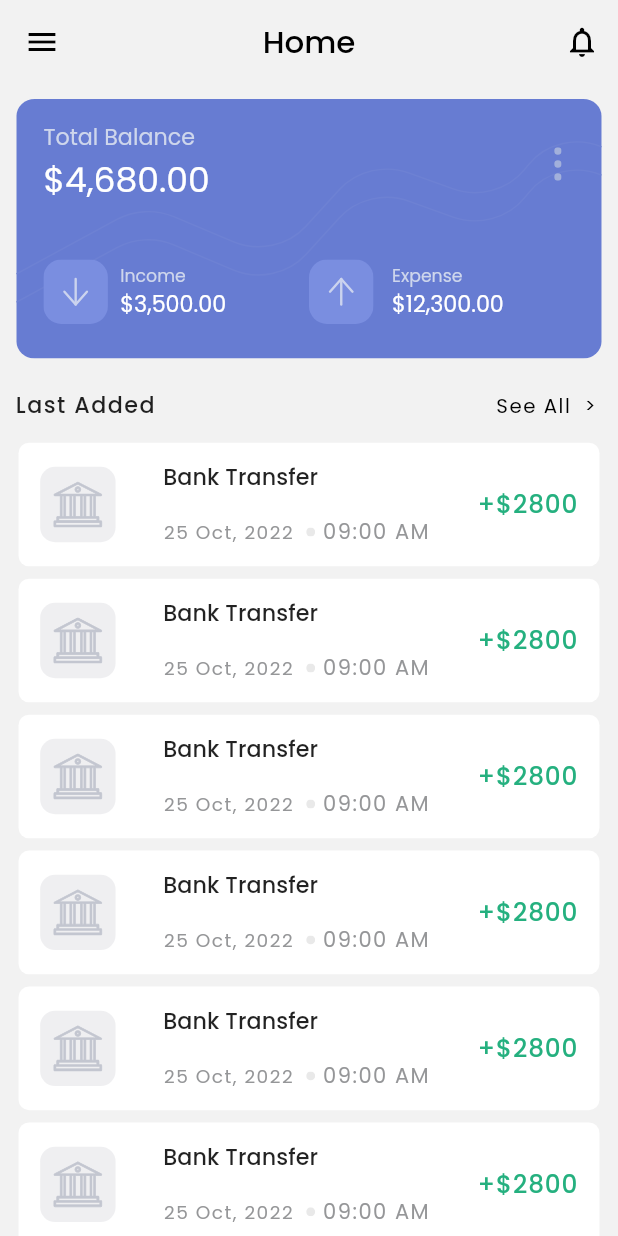
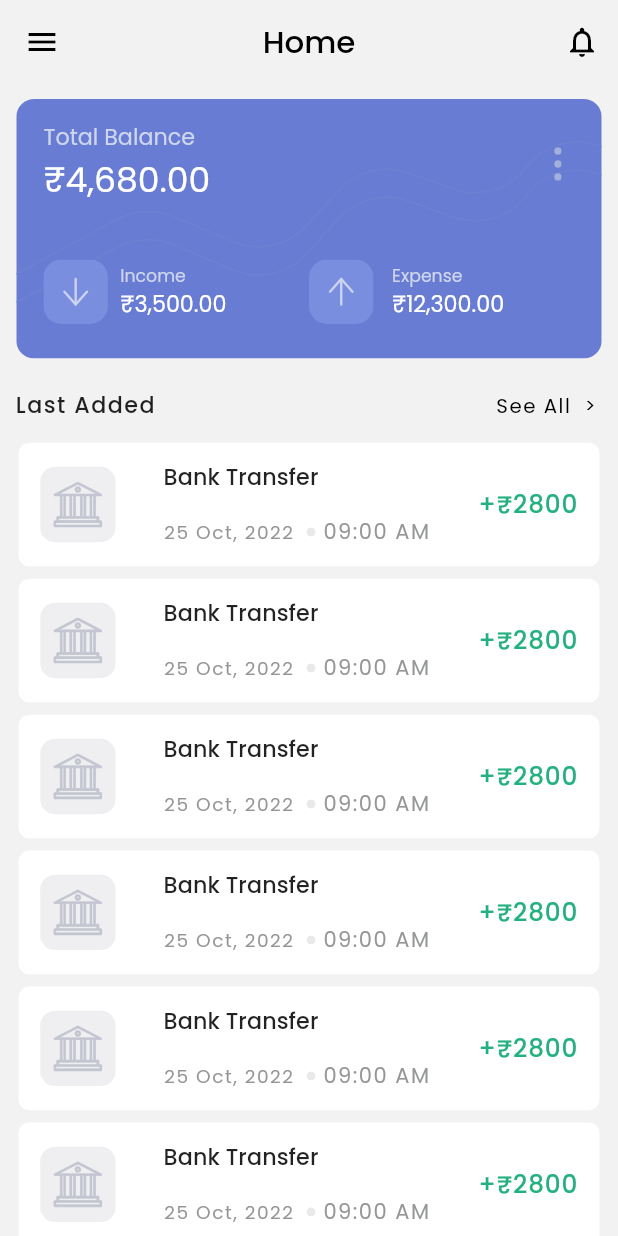
Before and after one commit to sweta-feeltech/General-Expense-App, a Flutter app: the HomeScreen screen opened directly, on a phone screen of 412 x 824 dp. Run offline on Flutter 3.47's test engine with Material 2 defaults, Android fonts, the phone set to English and light mode, and no system bars; our stand-ins replace accordion, cloud_firestore, date_time_picker, file_picker, firebase_auth, flutter_bloc and 9 more; accounts and stored records are empty; network calls fail; project files that could hold a hidden picture were left out.

Commit message:
26-5-23 rupee symbol change in UI

```diff
--- a/lib/pages/Dashboard/expense_screen.dart
+++ b/lib/pages/Dashboard/expense_screen.dart
@@ -113,7 +113,7 @@ class _ExpenseScreenState extends State<ExpenseScreen> {
                             ),
                             ),
                             SizedBox(height: main_Height * 0.01,),
-                            Text("\$7,750.00",
+                            Text("\u20B97,750.00",
                             maxLines: 1,
                             overflow: TextOverflow.ellipsis,
                             style: TextStyle(
@@ -159,7 +159,7 @@ class _ExpenseScreenState extends State<ExpenseScreen> {
                             SizedBox(
                               height: main_Height * 0.01,
                             ),
-                            Text("\$4,390.00",
+                            Text("\u20B94,390.00",
                               maxLines: 1,
                               overflow: TextOverflow.ellipsis,
                             style: TextStyle(
--- a/lib/pages/Dashboard/home_screen.dart
+++ b/lib/pages/Dashboard/home_screen.dart
@@ -142,7 +142,7 @@ class _HomeScreenState extends State<HomeScreen> {
                                   ),
                                 ),
                                 Text(
-                                  "\$4,680.00 ",
+                                  "\u20B94,680.00 ",
                                   overflow: TextOverflow.ellipsis,
                                   style: TextStyle(
                                     color: Colors.white,
@@ -192,7 +192,7 @@ class _HomeScreenState extends State<HomeScreen> {
                                           ),
                                         ),
                                         Text(
-                                          "\$3,500.00",
+                                          "\u20B93,500.00",
                                           maxLines: 1,
                                           overflow: TextOverflow.ellipsis,
                                           style: TextStyle(
@@ -231,7 +231,7 @@ class _HomeScreenState extends State<HomeScreen> {
                                           ),
                                         ),
                                         Text(
-                                          "\$12,300.00",
+                                          "\u20B912,300.00",
                                           maxLines: 1,
                                           overflow: TextOverflow.ellipsis,
                                           style: TextStyle(
--- a/lib/pages/Widgets/common_widgets.dart
+++ b/lib/pages/Widgets/common_widgets.dart
@@ -93,7 +93,7 @@ class CommonWidgets {
             Container(
               child: Center(
                 child: Text(
-                  "+\$2800",
+                  "+\u20B92800",
                   style: TextStyle(
                       letterSpacing: 0.6,
                       color: Color(0xFF25B07F),
@@ -186,7 +186,7 @@ class CommonWidgets {
             Container(
               child: Center(
                 child: Text(
-                  "-\$1700",
+                  "-\u20B91700",
                   style: TextStyle(
                       letterSpacing: 0.6,
                       color: Colors.red,
@@ -515,7 +515,7 @@ class CommonWidgets {
               ],
             ),
             Text(
-              "+\$${getIncomeListModelData!.amount.toStringAsFixed(0)}",
+              "+\u20B9${getIncomeListModelData!.amount.toStringAsFixed(0)}",
               overflow: TextOverflow.ellipsis,
               maxLines: 1,
               style: TextStyle(
```
